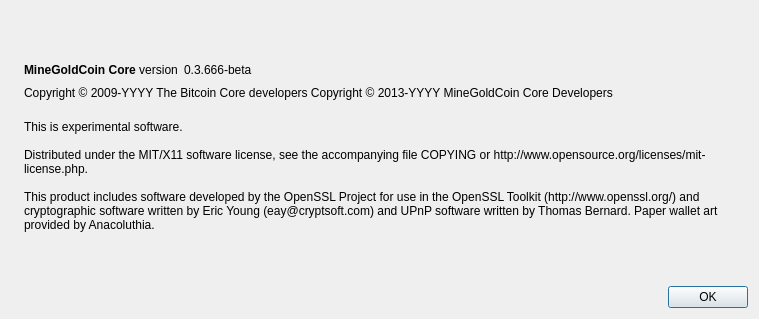
Old version of the form src/qt/forms/aboutdialog.ui in the repository SuperTradeCoin/supertradecoin.
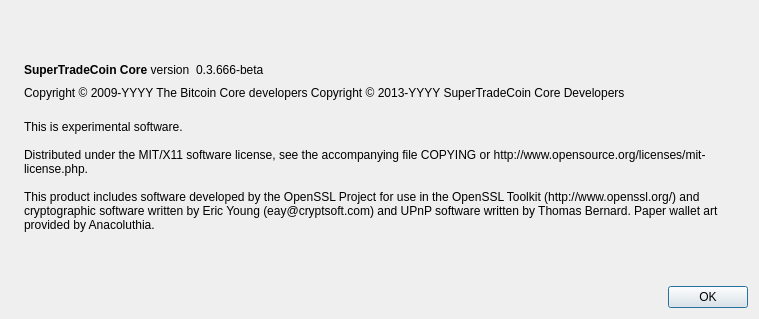
New version of the form. Icons and pictures are not drawn.

Patch:
```diff
--- a/src/qt/forms/aboutdialog.ui
+++ b/src/qt/forms/aboutdialog.ui
@@ -50,7 +50,7 @@
           <cursorShape>IBeamCursor</cursorShape>
          </property>
          <property name="text">
-          <string>&lt;b&gt;MineGoldCoin Core&lt;/b&gt; version</string>
+          <string>&lt;b&gt;SuperTradeCoin Core&lt;/b&gt; version</string>
          </property>
          <property name="textInteractionFlags">
           <set>Qt::LinksAccessibleByMouse|Qt::TextSelectableByKeyboard|Qt::TextSelectableByMouse</set>
@@ -92,7 +92,7 @@
        </property>
        <property name="text">
         <string notr="true">Copyright &amp;copy; 2009-YYYY The Bitcoin Core developers
-          Copyright &amp;copy; 2013-YYYY MineGoldCoin Core Developers</string>
+          Copyright &amp;copy; 2013-YYYY SuperTradeCoin Core Developers</string>
        </property>
        <property name="textFormat">
         <enum>Qt::RichText</enum>
```
Left out of the diff: 2 changed lines with no effect on the pictures.
